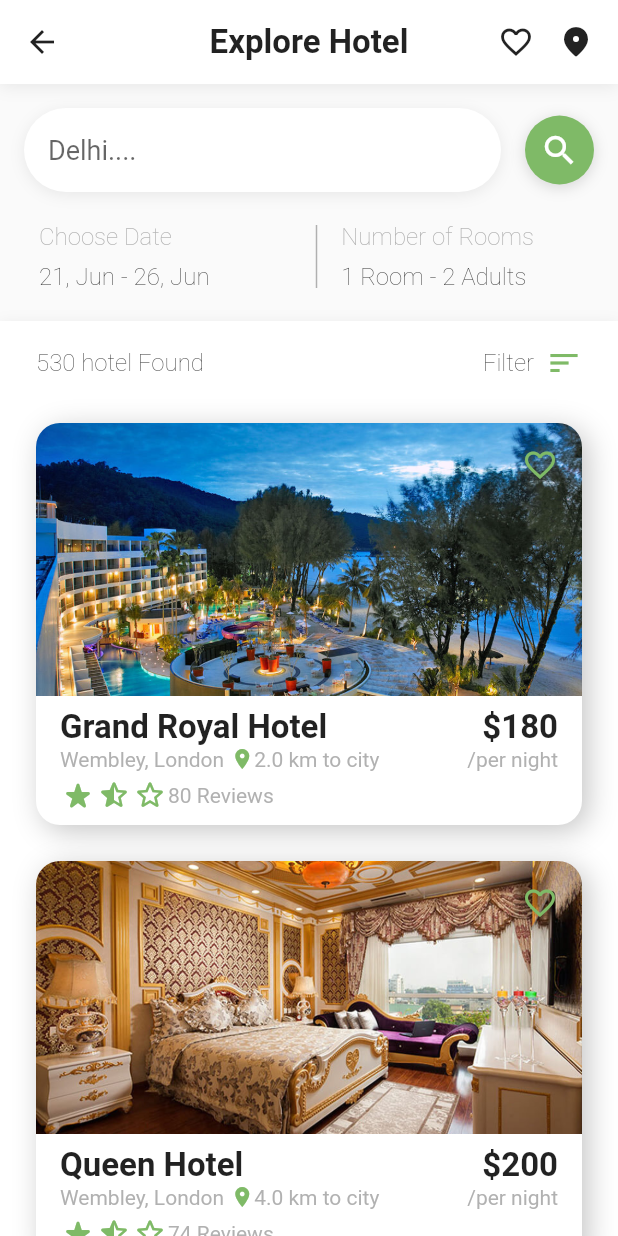
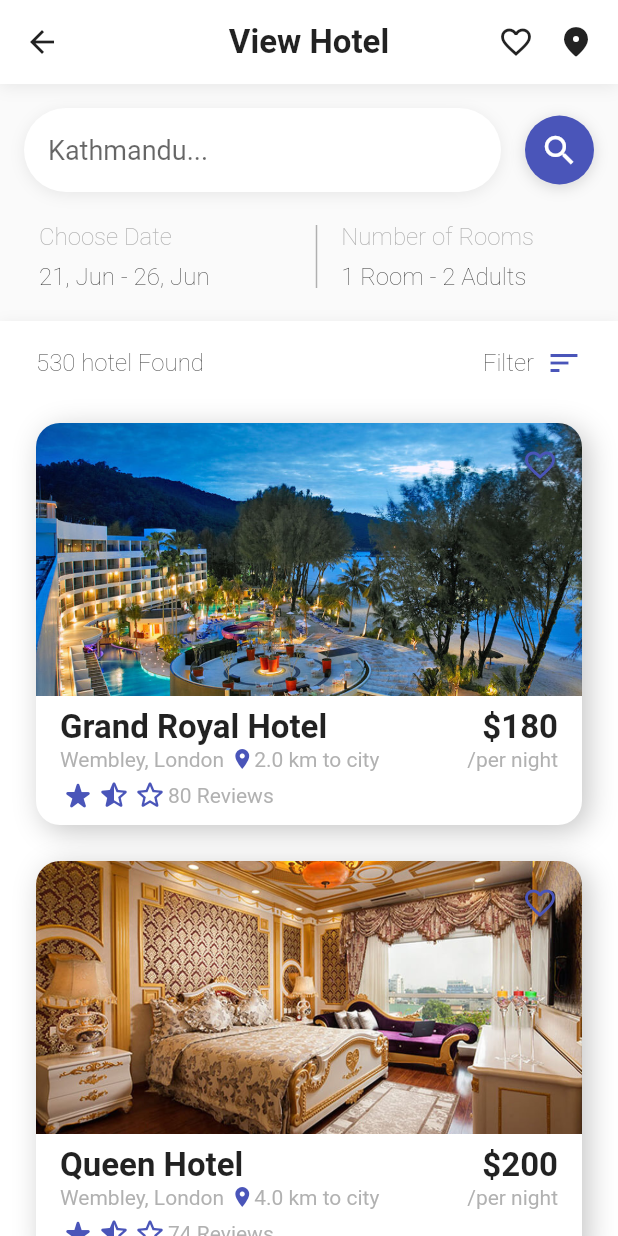
Before and after one commit to KryssNa/TripDash, a Flutter app: the screen it shows after launch, on a phone screen of 412 x 824 dp. Run offline on Flutter 3.47's test engine with Material 2 defaults, Android fonts, the phone set to English and light mode, and no system bars; our stand-ins replace cloud_firestore, firebase_auth, firebase_core, firebase_storage, get, image_picker; accounts and stored records are empty.

Commit message:
new commit

```diff
--- a/lib/Screens/Hotel_view/hotel_home_screen.dart
+++ b/lib/Screens/Hotel_view/hotel_home_screen.dart
@@ -183,7 +183,7 @@ class _HotelHomeScreenState extends State<HotelHomeScreen>
                   ),
                   cursorColor: HotelTheme.buildLightTheme().primaryColor,
                   decoration: InputDecoration(
-                      border: InputBorder.none, hintText: "Delhi...."),
+                      border: InputBorder.none, hintText: "Kathmandu..."),
                 ),
               ),
             ),
@@ -338,7 +338,7 @@ class _HotelHomeScreenState extends State<HotelHomeScreen>
             const Expanded(
                 child: Center(
               child: Text(
-                "Explore Hotel",
+                "View Hotel",
                 style: TextStyle(fontWeight: FontWeight.w600, fontSize: 22),
               ),
             )),
--- a/lib/Screens/Hotel_view/hotel_theme.dart
+++ b/lib/Screens/Hotel_view/hotel_theme.dart
@@ -21,7 +21,7 @@ class HotelTheme {
   }
 
   static ThemeData buildLightTheme() {
-    const Color primaryColor = Color(0xff7FBA67);
+    const Color primaryColor = Color.fromARGB(255, 74, 85, 185);
     const Color secondaryColor = Color(0xff7FBA67);
     final ColorScheme colorScheme = const ColorScheme.light()
         .copyWith(primary: primaryColor, secondary: secondaryColor);
```
